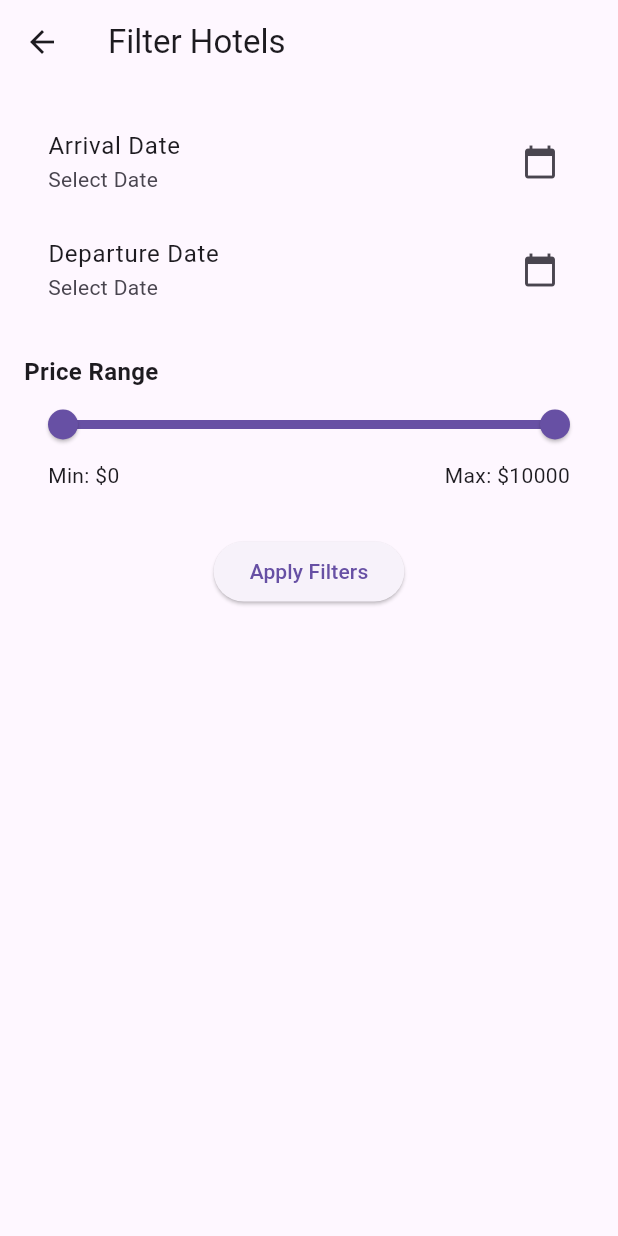
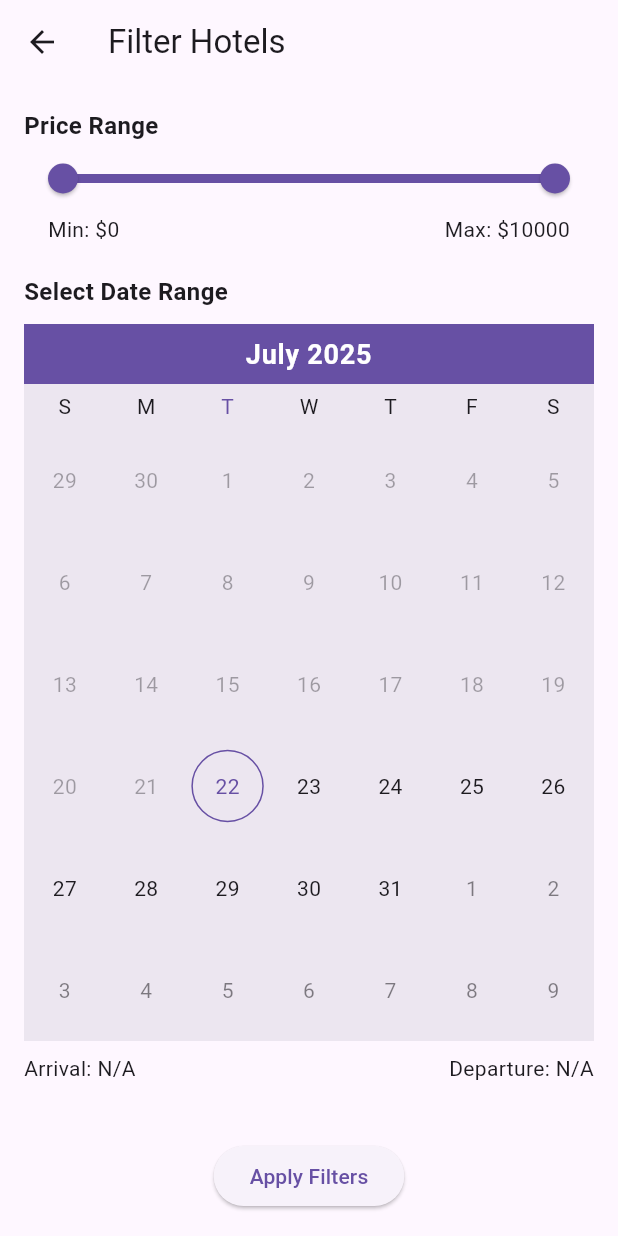
Before and after one commit to tehweee/singaplorer, a Flutter app: the HotelFilterPage screen opened directly with empty values, on a phone screen of 412 x 824 dp. Run offline on Flutter 3.47's test engine with Material 3 defaults, Android fonts, the phone set to English and light mode, and no system bars; drawn by our look-alikes of syncfusion_flutter_datepicker; our stand-ins replace flutter_gemini, flutter_markdown, geolocator, google_maps_flutter, permission_handler, table_calendar; missing offline and left inert: flutter_stripe.

Commit message:
change the filter for hotel

```diff
--- a/lib/pages/HotelFilterPage.dart
+++ b/lib/pages/HotelFilterPage.dart
@@ -1,5 +1,6 @@
 import 'package:flutter/material.dart';
-import 'package:intl/intl.dart'; // Import for date formatting
+import 'package:intl/intl.dart';
+import 'package:syncfusion_flutter_datepicker/datepicker.dart'; // Import SfDateRangePicker
 
 class HotelFilterPage extends StatefulWidget {
   final String initialArrivalDate;
@@ -30,8 +31,29 @@ class _HotelFilterPageState extends State<HotelFilterPage> {
   @override
   void initState() {
     super.initState();
+    // Parse initial dates
     _selectedArrivalDate = DateTime.tryParse(widget.initialArrivalDate);
     _selectedDepartureDate = DateTime.tryParse(widget.initialDepartureDate);
+
+    // Ensure initialArrivalDate is not before today
+    if (_selectedArrivalDate != null &&
+        _selectedArrivalDate!.isBefore(DateTime.now())) {
+      _selectedArrivalDate = DateTime.now();
+    }
+    // Ensure initialDepartureDate is not before today or initialArrivalDate
+    if (_selectedDepartureDate != null &&
+        _selectedDepartureDate!.isBefore(DateTime.now())) {
+      _selectedDepartureDate = DateTime.now().add(
+        const Duration(days: 1),
+      ); // Default to tomorrow
+    }
+    if (_selectedArrivalDate != null &&
+        _selectedDepartureDate != null &&
+        _selectedDepartureDate!.isBefore(_selectedArrivalDate!)) {
+      _selectedDepartureDate = _selectedArrivalDate!.add(
+        const Duration(days: 1),
+      ); // Default to day after arrival
+    }
 
     // Parse initial min/max prices for the slider, defaulting if invalid
     double initialMin = double.tryParse(widget.initialMinPrice) ?? 0;
@@ -40,45 +62,6 @@ class _HotelFilterPageState extends State<HotelFilterPage> {
       initialMin.clamp(0, 10000),
       initialMax.clamp(0, 10000),
     );
-  }
-
-  Future<void> _selectDateRange(BuildContext context) async {
-    final picked = await showDateRangePicker(
-      context: context,
-      initialEntryMode: DatePickerEntryMode.calendarOnly,
-      initialDateRange:
-          (_selectedArrivalDate != null && _selectedDepartureDate != null)
-          ? DateTimeRange(
-              start: _selectedArrivalDate!,
-              end: _selectedDepartureDate!,
-            )
-          : null,
-      firstDate: DateTime.now(),
-      lastDate: DateTime.now().add(
-        const Duration(days: 365 * 2),
-      ), // Allow 2 years from now
-      builder: (BuildContext context, Widget? child) {
-        return Theme(
-          data: ThemeData.light().copyWith(
-            colorScheme: ColorScheme.light(
-              primary: Theme.of(context).primaryColor, // Your accent color
-              onPrimary: Colors.white, // Text color on primary
-              surface: Colors.white, // Surface color of the dialog
-              onSurface: Colors.black, // Text color on surface
-            ),
-            dialogBackgroundColor: Colors.white,
-          ),
-          child: child!,
-        );
-      },
-    );
-
-    if (picked != null) {
-      setState(() {
-        _selectedArrivalDate = picked.start;
-        _selectedDepartureDate = picked.end;
-      });
-    }
   }
 
   @override
@@ -90,27 +73,7 @@ class _HotelFilterPageState extends State<HotelFilterPage> {
         child: Column(
           crossAxisAlignment: CrossAxisAlignment.start,
           children: [
-            ListTile(
-              title: const Text('Arrival Date'),
-              subtitle: Text(
-                _selectedArrivalDate == null
-                    ? 'Select Date'
-                    : DateFormat('yyyy-MM-dd').format(_selectedArrivalDate!),
-              ),
-              trailing: const Icon(Icons.calendar_today),
-              onTap: () => _selectDateRange(context),
-            ),
-            ListTile(
-              title: const Text('Departure Date'),
-              subtitle: Text(
-                _selectedDepartureDate == null
-                    ? 'Select Date'
-                    : DateFormat('yyyy-MM-dd').format(_selectedDepartureDate!),
-              ),
-              trailing: const Icon(Icons.calendar_today),
-              onTap: () => _selectDateRange(context),
-            ),
-            const SizedBox(height: 20),
+            // Price Range at the top
             const Text(
               'Price Range',
               style: TextStyle(fontSize: 16, fontWeight: FontWeight.bold),
@@ -140,6 +103,75 @@ class _HotelFilterPageState extends State<HotelFilterPage> {
                 ],
               ),
             ),
+            const SizedBox(height: 20),
+
+            // In-line Date Range Picker for Date Range Selection with highlighting
+            const Text(
+              'Select Date Range',
+              style: TextStyle(fontSize: 16, fontWeight: FontWeight.bold),
+            ),
+            const SizedBox(height: 10),
+            Expanded(
+              child: SfDateRangePicker(
+                view: DateRangePickerView.month, // Display month view
+                selectionMode: DateRangePickerSelectionMode
+                    .range, // Enable range selection
+                initialSelectedRange:
+                    (_selectedArrivalDate != null &&
+                        _selectedDepartureDate != null)
+                    ? PickerDateRange(
+                        _selectedArrivalDate,
+                        _selectedDepartureDate,
+                      )
+                    : null,
+                minDate: DateTime.now(), // First selectable date
+                maxDate: DateTime.now().add(
+                  const Duration(days: 365 * 2),
+                ), // Last selectable date (2 years from now)
+                onSelectionChanged: (DateRangePickerSelectionChangedArgs args) {
+                  setState(() {
+                    if (args.value is PickerDateRange) {
+                      _selectedArrivalDate = args.value.startDate;
+                      _selectedDepartureDate = args.value.endDate;
+                    }
+                  });
+                },
+                monthViewSettings: const DateRangePickerMonthViewSettings(
+                  showTrailingAndLeadingDates:
+                      true, // Show dates from prev/next month
+                ),
+                headerStyle: DateRangePickerHeaderStyle(
+                  backgroundColor: Theme.of(context).primaryColor,
+                  textAlign: TextAlign.center,
+                  textStyle: const TextStyle(
+                    color: Colors.white,
+                    fontSize: 18,
+                    fontWeight: FontWeight.bold,
+                  ),
+                ),
+                selectionTextStyle: const TextStyle(color: Colors.white),
+                rangeTextStyle: const TextStyle(color: Colors.white),
+                startRangeSelectionColor: Theme.of(context).primaryColor,
+                endRangeSelectionColor: Theme.of(context).primaryColor,
+                rangeSelectionColor: Theme.of(context).primaryColor.withOpacity(
+                  0.3,
+                ), // Highlight color for the range
+              ),
+            ),
+            Padding(
+              padding: const EdgeInsets.symmetric(vertical: 8.0),
+              child: Row(
+                mainAxisAlignment: MainAxisAlignment.spaceBetween,
+                children: [
+                  Text(
+                    'Arrival: ${_selectedArrivalDate == null ? 'N/A' : DateFormat('yyyy-MM-dd').format(_selectedArrivalDate!)}',
+                  ),
+                  Text(
+                    'Departure: ${_selectedDepartureDate == null ? 'N/A' : DateFormat('yyyy-MM-dd').format(_selectedDepartureDate!)}',
+                  ),
+                ],
+              ),
+            ),
             const SizedBox(height: 30),
             Center(
               child: ElevatedButton(
--- a/pubspec.yaml
+++ b/pubspec.yaml
@@ -44,6 +44,7 @@ dependencies:
   flutter_stripe: ^10.1.1
   intl: ^0.19.0
   table_calendar: ^3.0.9
+  syncfusion_flutter_datepicker: ^26.1.40 # Add this line
 
 dev_dependencies:
   flutter_test:
```
Also changed, not shown: pubspec.lock.
